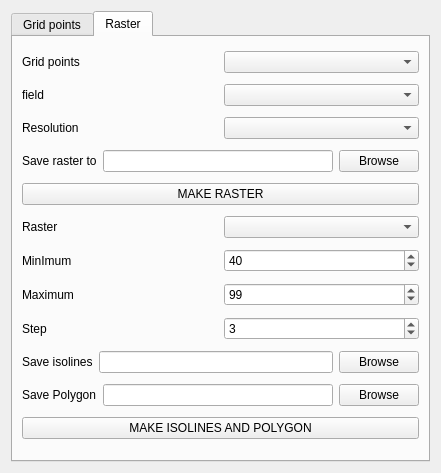
pierluigiderosa/openoise, file tools/ui_CreateGrid.ui: the form before one commit.
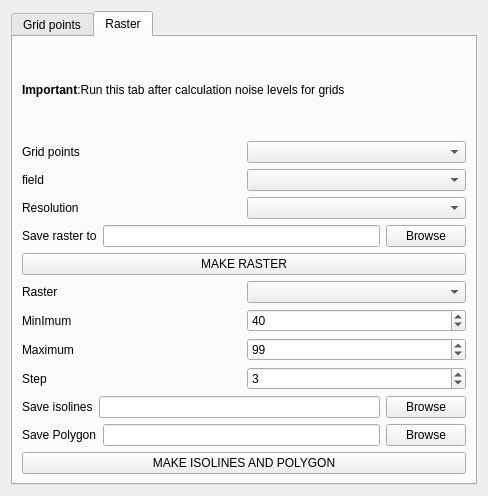
The form after the commit. The open tabs and pages were chosen to show the change. Custom widgets are drawn as their Qt base class.

Commit message: added icon grid builder

Diff of the .ui file:
```diff
--- a/tools/ui_CreateGrid.ui
+++ b/tools/ui_CreateGrid.ui
@@ -6,8 +6,8 @@
    <rect>
     <x>0</x>
     <y>0</y>
-    <width>441</width>
-    <height>473</height>
+    <width>488</width>
+    <height>496</height>
    </rect>
   </property>
   <property name="windowTitle">
@@ -97,35 +97,28 @@
        <string>Raster</string>
       </attribute>
       <layout class="QGridLayout" name="gridLayout_2">
-       <item row="0" column="0">
-        <layout class="QHBoxLayout" name="horizontalLayout_13">
+       <item row="8" column="0">
+        <layout class="QHBoxLayout" name="horizontalLayout_12">
          <item>
-          <widget class="QLabel" name="label_7">
+          <widget class="QLabel" name="label_13">
            <property name="text">
-            <string>Grid points</string>
+            <string>Maximum</string>
            </property>
           </widget>
          </item>
          <item>
-          <widget class="QgsMapLayerComboBox" name="layerTOrasterize_ComboBox"/>
-         </item>
-        </layout>
-       </item>
-       <item row="1" column="0">
-        <layout class="QHBoxLayout" name="horizontalLayout_8">
-         <item>
-          <widget class="QLabel" name="label_5">
-           <property name="text">
-            <string>field</string>
+          <widget class="QSpinBox" name="max_spinBox">
+           <property name="maximum">
+            <number>150</number>
            </property>
+           <property name="value">
+            <number>99</number>
+           </property>
           </widget>
          </item>
-         <item>
-          <widget class="QgsFieldComboBox" name="fieldsLayer_ComboBox"/>
-         </item>
         </layout>
        </item>
-       <item row="2" column="0">
+       <item row="3" column="0">
         <layout class="QHBoxLayout" name="horizontalLayout_10">
          <item>
           <widget class="QLabel" name="label_10">
@@ -139,7 +132,42 @@
          </item>
         </layout>
        </item>
-       <item row="3" column="0">
+       <item row="5" column="0">
+        <widget class="QPushButton" name="runRaster_pushButton">
+         <property name="text">
+          <string>MAKE RASTER</string>
+         </property>
+        </widget>
+       </item>
+       <item row="2" column="0">
+        <layout class="QHBoxLayout" name="horizontalLayout_8">
+         <item>
+          <widget class="QLabel" name="label_5">
+           <property name="text">
+            <string>field</string>
+           </property>
+          </widget>
+         </item>
+         <item>
+          <widget class="QgsFieldComboBox" name="fieldsLayer_ComboBox"/>
+         </item>
+        </layout>
+       </item>
+       <item row="1" column="0">
+        <layout class="QHBoxLayout" name="horizontalLayout_13">
+         <item>
+          <widget class="QLabel" name="label_7">
+           <property name="text">
+            <string>Grid points</string>
+           </property>
+          </widget>
+         </item>
+         <item>
+          <widget class="QgsMapLayerComboBox" name="layerTOrasterize_ComboBox"/>
+         </item>
+        </layout>
+       </item>
+       <item row="4" column="0">
         <layout class="QHBoxLayout" name="horizontalLayout_7">
          <item>
           <widget class="QLabel" name="label_4">
@@ -160,67 +188,7 @@
          </item>
         </layout>
        </item>
-       <item row="4" column="0">
-        <widget class="QPushButton" name="runRaster_pushButton">
-         <property name="text">
-          <string>MAKE RASTER</string>
-         </property>
-        </widget>
-       </item>
-       <item row="5" column="0">
-        <layout class="QHBoxLayout" name="horizontalLayout">
-         <item>
-          <widget class="QLabel" name="label_8">
-           <property name="text">
-            <string>Raster</string>
-           </property>
-          </widget>
-         </item>
-         <item>
-          <widget class="QgsMapLayerComboBox" name="rasterISOL_ComboBox"/>
-         </item>
-        </layout>
-       </item>
-       <item row="6" column="0">
-        <layout class="QHBoxLayout" name="horizontalLayout_11">
-         <item>
-          <widget class="QLabel" name="label_11">
-           <property name="text">
-            <string>MinImum</string>
-           </property>
-          </widget>
-         </item>
-         <item>
-          <widget class="QSpinBox" name="min_spinBox">
-           <property name="value">
-            <number>40</number>
-           </property>
-          </widget>
-         </item>
-        </layout>
-       </item>
-       <item row="7" column="0">
-        <layout class="QHBoxLayout" name="horizontalLayout_12">
-         <item>
-          <widget class="QLabel" name="label_13">
-           <property name="text">
-            <string>Maximum</string>
-           </property>
-          </widget>
-         </item>
-         <item>
-          <widget class="QSpinBox" name="max_spinBox">
-           <property name="maximum">
-            <number>150</number>
-           </property>
-           <property name="value">
-            <number>99</number>
-           </property>
-          </widget>
-         </item>
-        </layout>
-       </item>
-       <item row="8" column="0">
+       <item row="9" column="0">
         <layout class="QHBoxLayout" name="horizontalLayout_4">
          <item>
           <widget class="QLabel" name="label">
@@ -238,7 +206,7 @@
          </item>
         </layout>
        </item>
-       <item row="9" column="0">
+       <item row="10" column="0">
         <layout class="QHBoxLayout" name="horizontalLayout_9">
          <item>
           <widget class="QLabel" name="label_9">
@@ -259,7 +227,46 @@
          </item>
         </layout>
        </item>
-       <item row="10" column="0">
+       <item row="6" column="0">
+        <layout class="QHBoxLayout" name="horizontalLayout">
+         <item>
+          <widget class="QLabel" name="label_8">
+           <property name="text">
+            <string>Raster</string>
+           </property>
+          </widget>
+         </item>
+         <item>
+          <widget class="QgsMapLayerComboBox" name="rasterISOL_ComboBox"/>
+         </item>
+        </layout>
+       </item>
+       <item row="7" column="0">
+        <layout class="QHBoxLayout" name="horizontalLayout_11">
+         <item>
+          <widget class="QLabel" name="label_11">
+           <property name="text">
+            <string>MinImum</string>
+           </property>
+          </widget>
+         </item>
+         <item>
+          <widget class="QSpinBox" name="min_spinBox">
+           <property name="value">
+            <number>40</number>
+           </property>
+          </widget>
+         </item>
+        </layout>
+       </item>
+       <item row="12" column="0">
+        <widget class="QPushButton" name="runContPoly_pushButton">
+         <property name="text">
+          <string>MAKE ISOLINES AND POLYGON</string>
+         </property>
+        </widget>
+       </item>
+       <item row="11" column="0">
         <layout class="QHBoxLayout" name="horizontalLayout_2">
          <item>
           <widget class="QLabel" name="label_12">
@@ -280,10 +287,10 @@
          </item>
         </layout>
        </item>
-       <item row="11" column="0">
-        <widget class="QPushButton" name="runContPoly_pushButton">
+       <item row="0" column="0">
+        <widget class="QLabel" name="label_14">
          <property name="text">
-          <string>MAKE ISOLINES AND POLYGON</string>
+          <string>&lt;html&gt;&lt;head/&gt;&lt;body&gt;&lt;p&gt;&lt;span style=&quot; font-weight:600;&quot;&gt;Important&lt;/span&gt;:Run this tab after calculation noise levels for grids&lt;/p&gt;&lt;/body&gt;&lt;/html&gt;</string>
          </property>
         </widget>
        </item>
```
